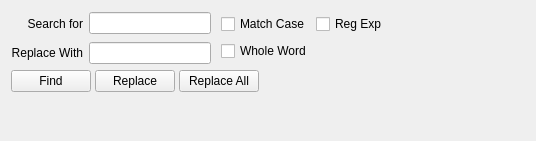
This is armadillo/plugins/find_replace/find_replace.ui in rkyleg/scope as Qt 5 draws it before an edit. The edited form follows.
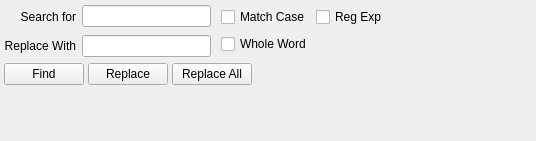
This is the edited form.

Diff of the .ui file:
```diff
--- a/armadillo/plugins/find_replace/find_replace.ui
+++ b/armadillo/plugins/find_replace/find_replace.ui
@@ -17,6 +17,9 @@
    <string/>
   </property>
   <layout class="QGridLayout" name="gridLayout_2">
+   <property name="margin">
+    <number>4</number>
+   </property>
    <item row="0" column="1" rowspan="2">
     <widget class="QLineEdit" name="le_find"/>
    </item>
```
